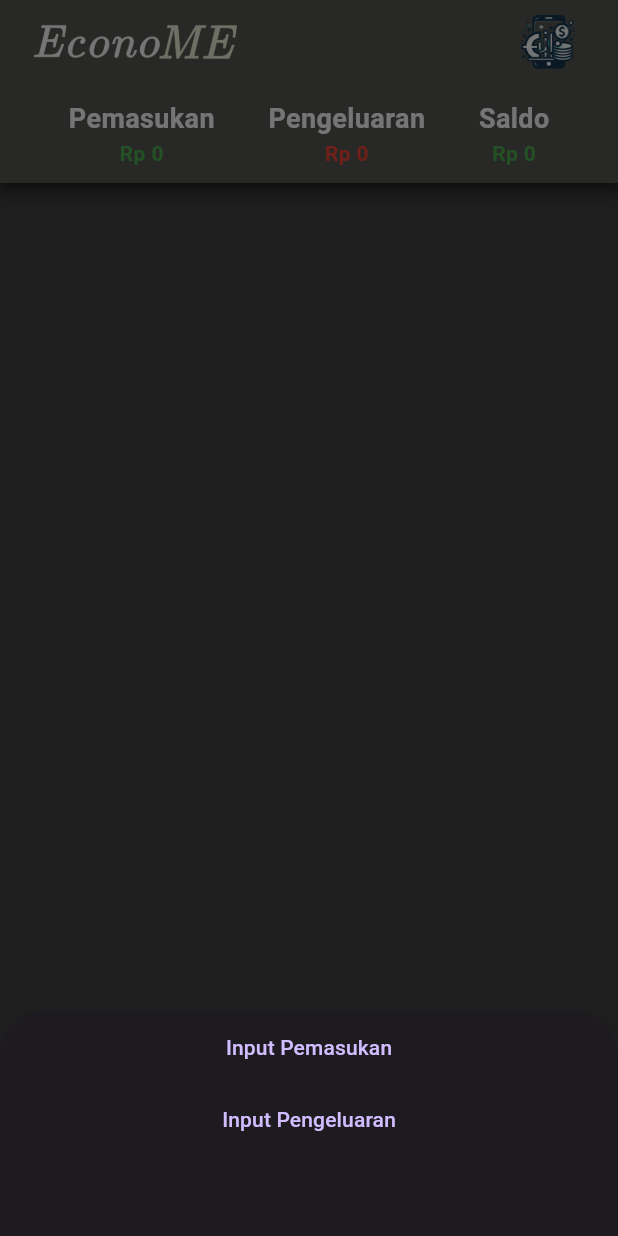
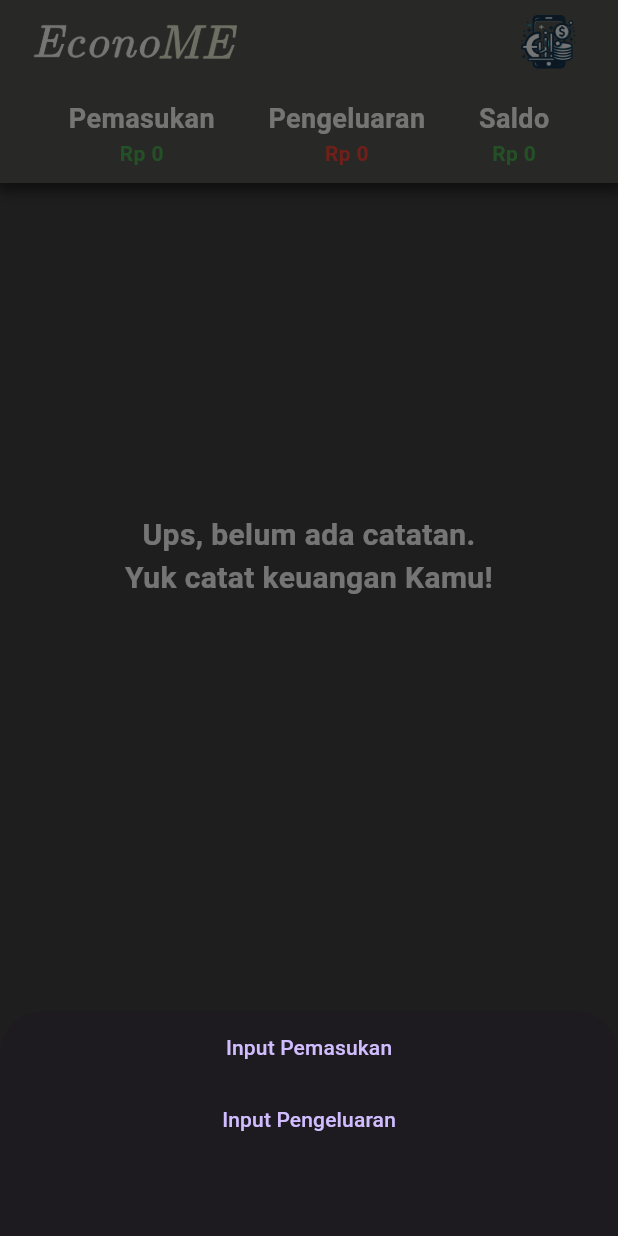
Before and after one commit to AbdanulIkhlas/EconoMe, a Flutter app: the BottomNavbar screen opened directly, after a tap on the "add" icon, on a phone screen of 412 x 824 dp. Run offline on Flutter 3.47's test engine with Material 3 defaults, Android fonts, the phone set to English and light mode, and no system bars; our stand-ins replace shared_preferences, sqflite; accounts and stored records are empty.

Commit message:
update page transaksi

```diff
--- a/lib/database/DatabaseHelper.dart
+++ b/lib/database/DatabaseHelper.dart
@@ -134,6 +134,13 @@ class DatabaseHelper {
     rawQuery('SELECT COUNT(*) FROM $finacialTable WHERE $financialTipe = ?', ['pengeluaran']));
   }
 
+  //cek row dalam database
+  Future<int?> cekDataDatabase() async {
+    var dbClient = await checkDB;
+    return Sqflite.firstIntValue(await dbClient!.
+    rawQuery('SELECT COUNT(*) FROM $finacialTable '));
+  }
+
   //hapus database pemasukan
   Future<int?> deletePemasukan(int id) async {
     var dbClient = await checkDB;
--- a/lib/views/bottom_navbar.dart
+++ b/lib/views/bottom_navbar.dart
@@ -1,6 +1,7 @@
 import 'package:flutter/material.dart';
-import 'pemasukan/page_pemasukan.dart';
+import 'page_kesan.dart';
 import 'pengeluaran/page_pengeluaran.dart';
+import 'page_profile.dart';
 import 'page_transaksi.dart';
 
 class BottomNavbar extends StatefulWidget {
@@ -17,7 +18,7 @@ class _BottomNavbarState extends State<BottomNavbar> {
 
   static List<Widget> _widgetOptions = <Widget>[
     PageTransaksi(),
-    PagePemasukan(),
+    ProfilePage(),
     PagePengeluaran(),
   ];
 
@@ -49,15 +50,15 @@ class _BottomNavbarState extends State<BottomNavbar> {
           ),
           BottomNavigationBarItem(
             icon: _selectedIndex == 1
-                ? Icon(Icons.archive)
-                : Icon(Icons.archive_outlined),
-            label: 'Pemasukan',
+                ? Icon(Icons.person_pin)
+                : Icon(Icons.person),
+            label: 'Profile',
           ),
           BottomNavigationBarItem(
             icon: _selectedIndex == 2
-                ? Icon(Icons.unarchive)
-                : Icon(Icons.unarchive_outlined),
-            label: 'Pengeluaran',
+                ? Icon(Icons.emoji_emotions)
+                : Icon(Icons.sentiment_very_satisfied),
+            label: 'Saran & Kesan',
           ),
         ],
         currentIndex: _selectedIndex,
--- a/lib/views/page_transaksi.dart
+++ b/lib/views/page_transaksi.dart
@@ -19,10 +19,13 @@ class _PageTransaksiState extends State<PageTransaksi> {
   DatabaseHelper databaseHelper = DatabaseHelper();
   int totalIncome = 0;
   int totalExpense = 0;
+  int strJmlUang = 0;
+  int strCheckDatabase = 0;
 
   @override
   void initState() {
     super.initState();
+    getDataDatabase();
     getTransactions();
   }
 
@@ -114,6 +117,19 @@ class _PageTransaksiState extends State<PageTransaksi> {
       ),
     );
     getTransactions();
+  }
+
+  //cek database ada data atau tidak
+  Future<void> getDataDatabase() async {
+    var checkDB = await databaseHelper.cekDataDatabase();
+    setState(() {
+      if (checkDB == 0) {
+        strCheckDatabase = 0;
+        strJmlUang = 0;
+      } else {
+        strCheckDatabase = checkDB!;
+      }
+    });
   }
 
   @override
@@ -230,7 +246,23 @@ class _PageTransaksiState extends State<PageTransaksi> {
 
 
             SizedBox(height: 20),
-            ListView.builder(
+            strCheckDatabase == 0
+            ?
+            Container(
+                    padding: EdgeInsets.only(left: 10, right: 10, top: 200),
+                    child: Center(
+                      child: Text(
+                        'Ups, belum ada catatan.\nYuk catat keuangan Kamu!',
+                        style: const TextStyle(
+                          fontSize: 20,
+                          fontWeight: FontWeight.bold,
+                          color: Colors.white,
+                        ),
+                        textAlign: TextAlign.center,
+                      ),
+                    ),
+                  )
+            : ListView.builder(
               physics: NeverScrollableScrollPhysics(),
               shrinkWrap: true,
               itemCount: listTransactions.length,
```
